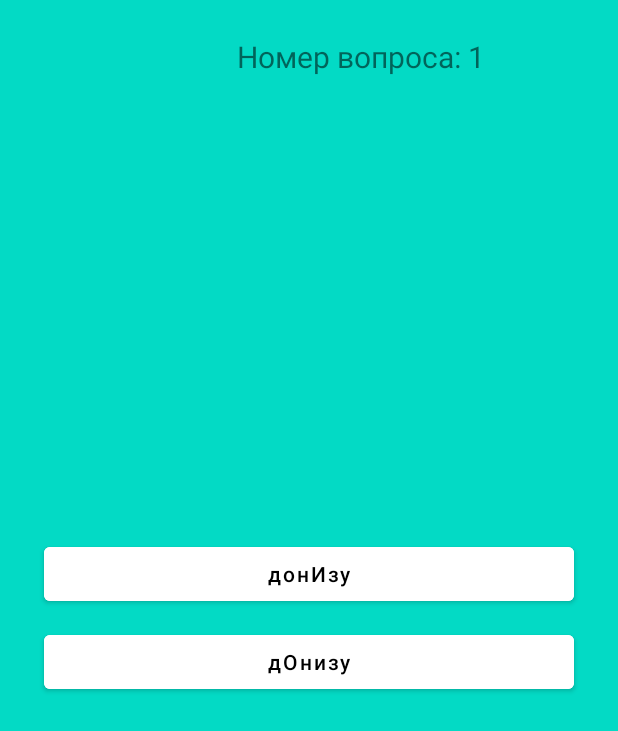
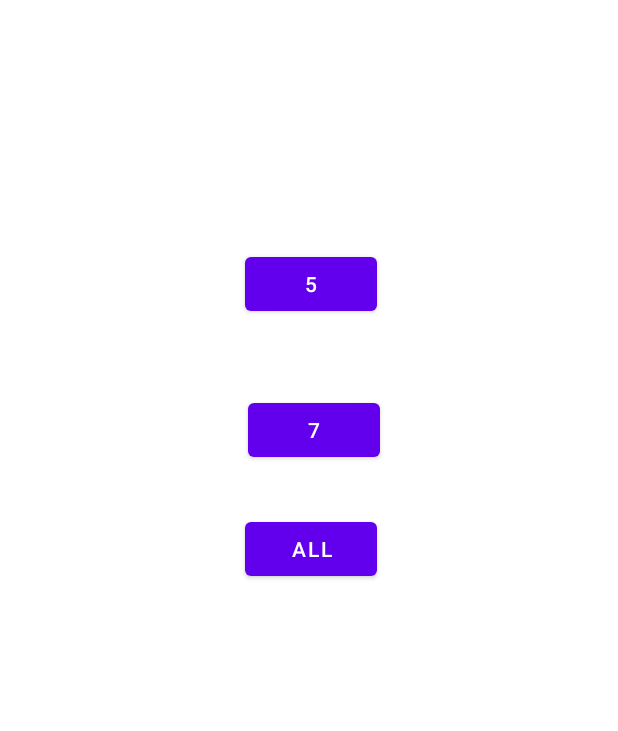
Before and after one commit to aliyalatipova/one, an Android app: the screen it shows after launch (MainActivity before the commit, how_many_q after it), after a tap on "микс", on a phone screen of 412 x 824 dp. Shown: the top 731 px of the screen. Run offline under Robolectric (Android 15) with nearby library versions, the phone set to English and light mode, and no system bars.

Commit message:
ее можно выбрать сколько-словечекр

```diff
--- a/app/src/main/java/com/example/quiz/MainActivity3.java
+++ b/app/src/main/java/com/example/quiz/MainActivity3.java
@@ -84,7 +84,9 @@ public class MainActivity3 extends AppCompatActivity {
     }
 
     public void create_btn_s(String res){
-        int list_len = min(res.length(), choices.length);
+        int list_len =res.length();
+
+
         Button[] btn = new Button[list_len+1];
         for (int i = 0; i < list_len; ++i) {
             btn[i] = new Button(this);
--- a/app/src/main/java/com/example/quiz/MainStart.java
+++ b/app/src/main/java/com/example/quiz/MainStart.java
@@ -75,7 +75,7 @@ public class MainStart extends AppCompatActivity implements View.OnClickListener
 
 
    public void startMainAct(String[][] some_choices){
-       Intent intent = new Intent(this, MainActivity.class);
+       Intent intent = new Intent(this, how_many_q.class);
        //передача объекта с ключом "hello" и значением "Hello World"
 
        //запуск SecondActivitygj
--- /dev/null
+++ b/app/src/main/java/com/example/quiz/how_many_q.java
@@ -0,0 +1,68 @@
+package com.example.quiz;
+
+import static java.lang.Integer.parseInt;
+
+import androidx.appcompat.app.AppCompatActivity;
+
+import android.content.Intent;
+import android.os.Bundle;
+import android.view.View;
+import android.widget.Button;
+
+public class how_many_q extends AppCompatActivity {
+    Button button2, button3, button4;
+
+    @Override
+    protected void onCreate(Bundle savedInstanceState) {
+        super.onCreate(savedInstanceState);
+        setContentView(R.layout.activity_how_many_q);
+        String[][] some_choices = (String[][]) getIntent().getSerializableExtra("some_choices");
+        button2=findViewById(R.id.button2);
+        button3=findViewById(R.id.button3);
+
+
+        if (some_choices[0][2].equals("д")){
+            button2.setText("5");
+            button3.setText("7");
+        }
+
+        if (some_choices[0][2].equals("д")){
+            button2.setText("5");
+            button3.setText("7");
+        }
+
+
+        button2.setOnClickListener(new View.OnClickListener() {
+            @Override
+            public void onClick(View v) {
+                start_main(some_choices, parseInt(button4.getText().toString()));
+            }
+        });
+        button3.setOnClickListener(new View.OnClickListener() {
+            @Override
+            public void onClick(View v) {
+                start_main(some_choices, parseInt(button4.getText().toString()));
+            }
+        });
+
+
+        button4=findViewById(R.id.button4);
+        button4.setOnClickListener(new View.OnClickListener() {
+            @Override
+            public void onClick(View v) {
+                start_main(some_choices, some_choices.length);
+            }
+        });
+    }
+
+    void start_main(String[][] some_choices, int len){
+        Intent intent = new Intent(this, MainActivity.class);
+        //передача объекта с ключом "hello" и значением "Hello World"
+
+        //запуск SecondActivitygj
+        intent.putExtra("some_choices",some_choices);
+        intent.putExtra("len",len);
+        //intent.putExtra("is_clicked",is_clicked);
+        startActivity(intent);
+    }
+}
--- /dev/null
+++ b/app/src/main/res/layout/activity_how_many_q.xml
@@ -0,0 +1,38 @@
+<?xml version="1.0" encoding="utf-8"?>
+<androidx.constraintlayout.widget.ConstraintLayout xmlns:android="http://schemas.android.com/apk/res/android"
+    xmlns:app="http://schemas.android.com/apk/res-auto"
+    xmlns:tools="http://schemas.android.com/tools"
+    android:layout_width="match_parent"
+    android:layout_height="match_parent"
+    tools:context=".how_many_q">
+
+    <Button
+        android:id="@+id/button2"
+        android:layout_width="wrap_content"
+        android:layout_height="wrap_content"
+        android:layout_marginStart="163dp"
+        android:layout_marginTop="165dp"
+        android:text="5"
+        app:layout_constraintStart_toStartOf="parent"
+        app:layout_constraintTop_toTopOf="parent" />
+
+    <Button
+        android:id="@+id/button3"
+        android:layout_width="wrap_content"
+        android:layout_height="wrap_content"
+        android:layout_marginStart="165dp"
+        android:layout_marginTop="49dp"
+        android:text="15"
+        app:layout_constraintStart_toStartOf="parent"
+        app:layout_constraintTop_toBottomOf="@+id/button2" />
+
+    <Button
+        android:id="@+id/button4"
+        android:layout_width="wrap_content"
+        android:layout_height="wrap_content"
+        android:layout_marginStart="163dp"
+        android:layout_marginTop="31dp"
+        android:text="all"
+        app:layout_constraintStart_toStartOf="parent"
+        app:layout_constraintTop_toBottomOf="@+id/button3" />
+</androidx.constraintlayout.widget.ConstraintLayout>
--- a/app/src/main/res/layout/activity_main3.xml
+++ b/app/src/main/res/layout/activity_main3.xml
@@ -4,7 +4,8 @@
     xmlns:tools="http://schemas.android.com/tools"
     android:layout_width="match_parent"
     android:layout_height="match_parent"
-    tools:context=".MainActivity3">
+    tools:context=".MainActivity3"
+    >
 
     <TextView
         android:id="@+id/textView3"
@@ -25,7 +26,7 @@
         app:layout_constraintEnd_toEndOf="parent"
         app:layout_constraintStart_toStartOf="parent"
         app:layout_constraintTop_toTopOf="parent"
-        app:layout_constraintVertical_bias="0.854"
+        app:layout_constraintVertical_bias="0.889"
         app:srcCompat="@android:drawable/ic_menu_rotate" />
 
     <LinearLayout
--- a/app/src/main/res/layout/activity_main_after_main.xml
+++ b/app/src/main/res/layout/activity_main_after_main.xml
@@ -4,7 +4,8 @@
     xmlns:tools="http://schemas.android.com/tools"
     android:layout_width="match_parent"
     android:layout_height="match_parent"
-    tools:context=".MainActivityAfterMain">
+    tools:context=".MainActivityAfterMain"
+    >
 
     <TextView
         android:id="@+id/textView4"
--- a/app/src/main/res/values/colors.xml
+++ b/app/src/main/res/values/colors.xml
@@ -7,4 +7,6 @@
     <color name="teal_700">#FF018786</color>
     <color name="black">#FF000000</color>
     <color name="white">#FFFFFFFF</color>
+    <color name="light_bue">#616161</color>
+    <color name="kor">#ac6730</color>
 </resources>
```
Also changed, not shown: app/src/main/AndroidManifest.xml (+7 -3 lines), app/src/main/java/com/example/quiz/Activity_learn.java (+13 -7 lines), app/src/main/java/com/example/quiz/MainActivity.java (+12 -6 lines), app/src/main/java/com/example/quiz/MainActivityAfterMain.java (+6 -1 lines).
